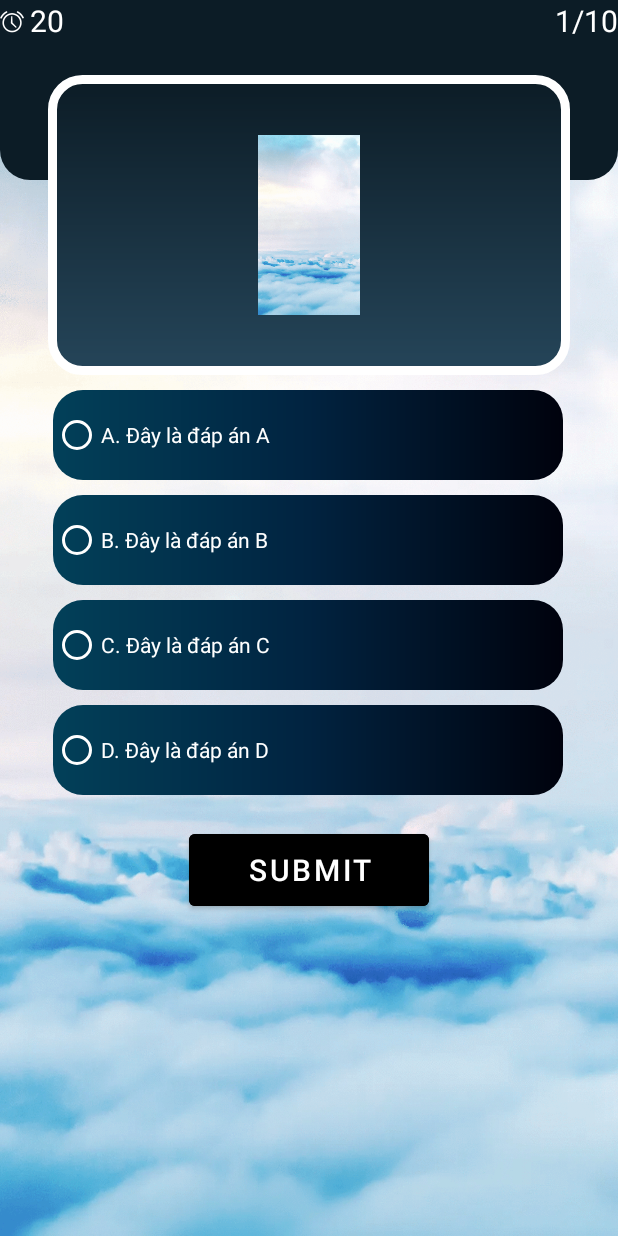
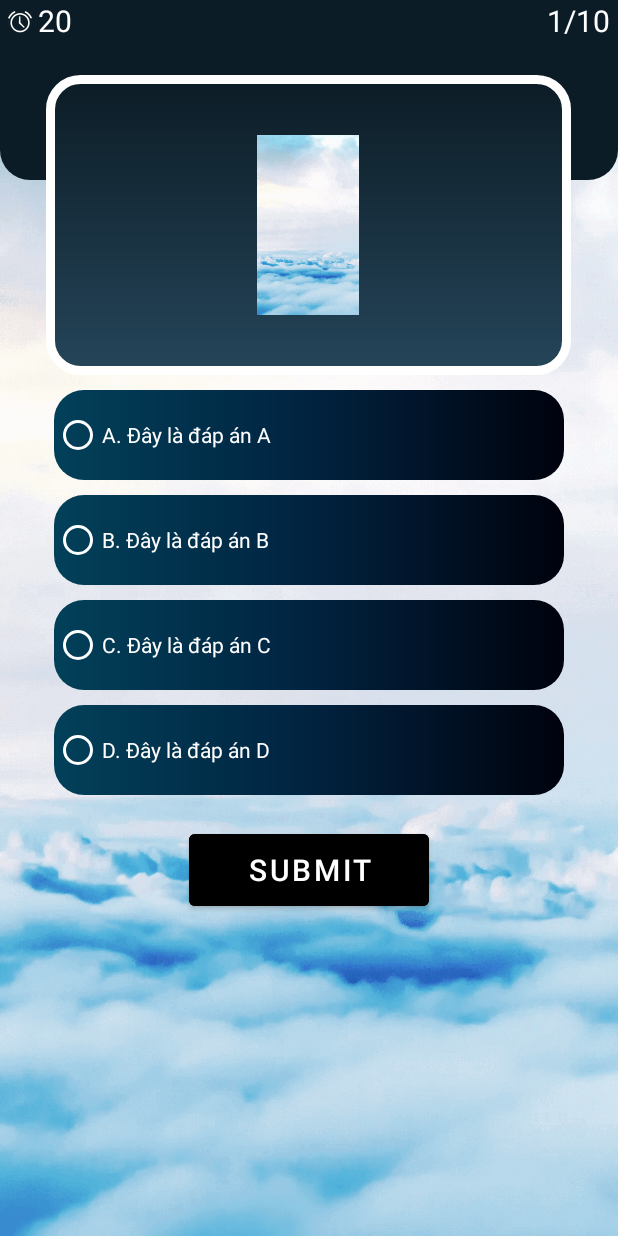
Before and after one commit to vitramkhoi2044/ProjectLearningEnglish, an Android app: the layout activity_quiz.xml on its own in the app's theme, with its tools: preview values and no code run, on a phone screen of 412 x 824 dp. Run offline under Robolectric (Android 15) with nearby library versions, the phone set to English and light mode, and no system bars; Roboto replaces fonts that are not available here.

Commit message:
Update layout

```diff
--- a/Learning English/app/src/main/java/com/example/learningenglish/MainActivity.java
+++ b/Learning English/app/src/main/java/com/example/learningenglish/MainActivity.java
@@ -20,9 +20,9 @@ public class MainActivity extends AppCompatActivity {
     @Override
     protected void onCreate(Bundle savedInstanceState) {
         super.onCreate(savedInstanceState);
-        setContentView(R.layout.activity_highscore);
+        setContentView(R.layout.activity_quiz);
 
-        intitView();
+        //intitView();
         //drawPieChartEnglishQuiz();
         //drawPieChartCorrectWord();
     }
--- a/Learning English/app/src/main/res/layout/activity_quiz.xml
+++ b/Learning English/app/src/main/res/layout/activity_quiz.xml
@@ -26,6 +26,7 @@
         android:textDirection="firstStrong"
         android:textSize="20dp"
         android:textAlignment="textEnd"
+        android:layout_marginRight="5dp"
         />
 
     <TextView
@@ -39,7 +40,8 @@
         android:textColorLink="@android:color/white"
         android:textSize="20dp"
         app:drawableLeftCompat="@android:drawable/ic_lock_idle_alarm"
-        app:drawableTint="@color/white" />
+        app:drawableTint="@color/white"
+        android:layout_marginLeft="5dp"/>
 
     <Chronometer
         android:textColor="@color/white"
@@ -55,12 +57,8 @@
         android:id="@+id/TxtLayoutCenter"
         android:layout_width="350dp"
         android:layout_height="200dp"
-
-        android:layout_marginStart="32dp"
-        android:layout_marginLeft="32dp"
+        android:layout_centerHorizontal="true"
         android:layout_marginTop="50dp"
-        android:layout_marginEnd="32dp"
-        android:layout_marginRight="32dp"
         android:background="@drawable/quiz_background">
 
         <ImageView
@@ -75,13 +73,14 @@
         android:id="@+id/RG_QuizGroup"
         android:layout_width="match_parent"
         android:layout_height="wrap_content"
-        android:layout_below="@id/TxtLayoutCenter">
+        android:layout_below="@id/TxtLayoutCenter"
+        >
 
         <RadioButton
             android:id="@+id/RB_AnswerA"
             android:layout_width="340dp"
             android:layout_height="60dp"
-            android:layout_marginLeft="35dp"
+            android:layout_gravity="center"
             android:layout_marginTop="10dp"
             android:background="@drawable/custom_button"
             android:buttonTint="@color/white"
@@ -93,7 +92,7 @@
             android:id="@+id/RB_AnswerB"
             android:layout_width="340dp"
             android:layout_height="60dp"
-            android:layout_marginLeft="35dp"
+            android:layout_gravity="center"
             android:layout_marginTop="10dp"
             android:background="@drawable/custom_button"
             android:buttonTint="@color/white"
@@ -105,7 +104,7 @@
             android:id="@+id/RB_AnswerC"
             android:layout_width="340dp"
             android:layout_height="60dp"
-            android:layout_marginLeft="35dp"
+            android:layout_gravity="center"
             android:layout_marginTop="10dp"
             android:background="@drawable/custom_button"
             android:buttonTint="@color/white"
@@ -117,7 +116,7 @@
             android:id="@+id/RB_AnswerD"
             android:layout_width="340dp"
             android:layout_height="60dp"
-            android:layout_marginLeft="35dp"
+            android:layout_gravity="center"
             android:layout_marginTop="10dp"
             android:background="@drawable/custom_button"
             android:buttonTint="@color/white"
```
Also changed, not shown: Learning English/app/src/main/res/drawable/background.png, Learning English/app/src/main/res/drawable/background11.png, Learning English/app/src/main/res/drawable/background6.png, Learning English/app/src/main/res/drawable/goldencup.png, Learning English/app/src/main/res/drawable/home1.png (deleted), Learning English/app/src/main/res/drawable/may.png, Learning English/app/src/main/res/drawable/star.png.
